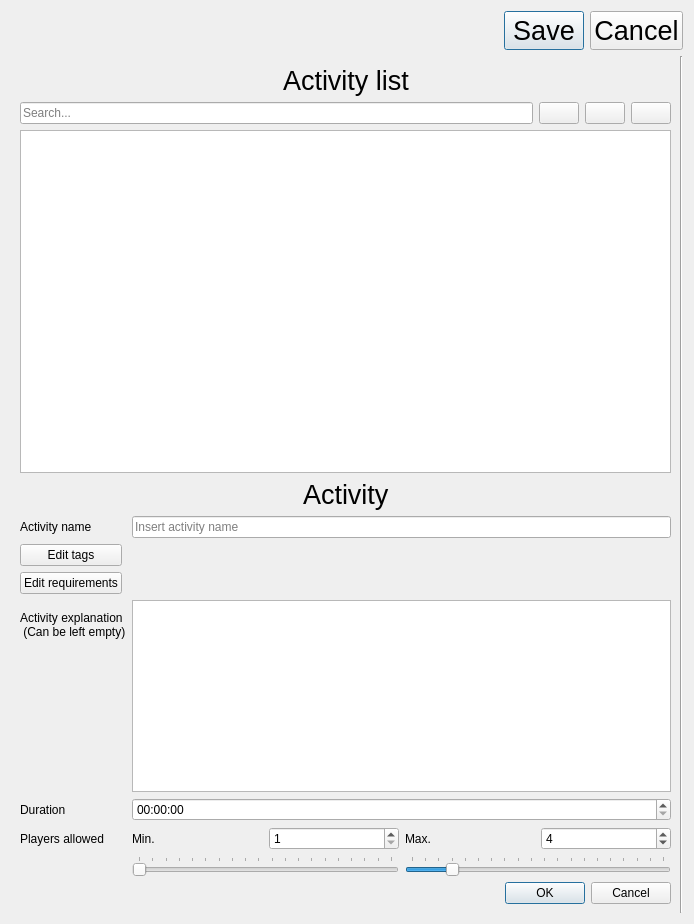
Qt form mngactivity.ui (glennnys/Decided) before a commit.
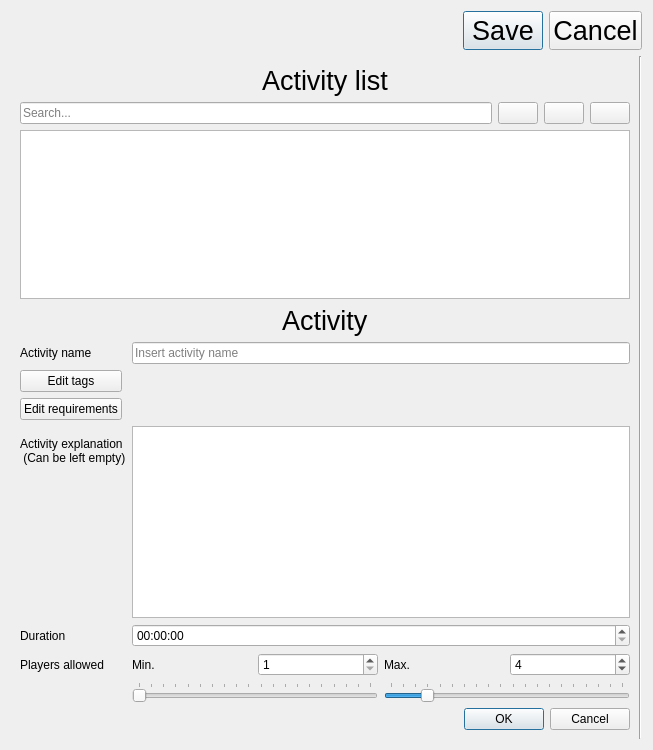
The same form after that commit. Icons and pictures are not drawn.

```diff
--- a/mngactivity.ui
+++ b/mngactivity.ui
@@ -6,8 +6,8 @@
    <rect>
     <x>0</x>
     <y>0</y>
-    <width>694</width>
-    <height>924</height>
+    <width>653</width>
+    <height>750</height>
    </rect>
   </property>
   <property name="windowTitle">
@@ -208,6 +208,12 @@
           </item>
           <item row="2" column="1">
            <widget class="QTextEdit" name="act_desc_entry">
+            <property name="sizePolicy">
+             <sizepolicy hsizetype="Expanding" vsizetype="Expanding">
+              <horstretch>0</horstretch>
+              <verstretch>0</verstretch>
+             </sizepolicy>
+            </property>
             <property name="maximumSize">
              <size>
               <width>16777215</width>
```
Left out of the diff: 2 changed lines with no effect on the pictures.
